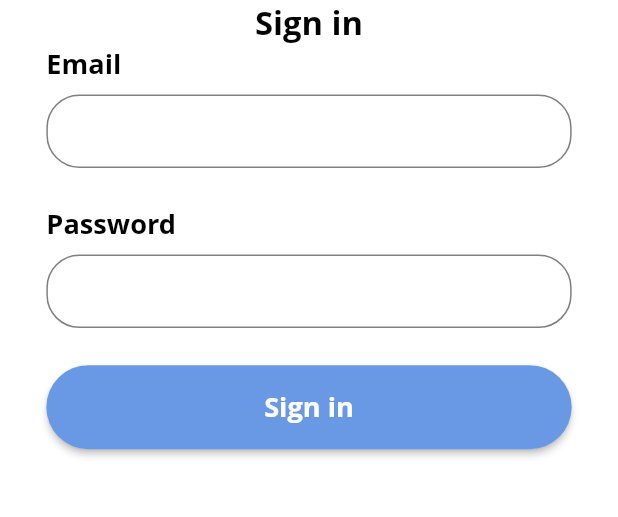
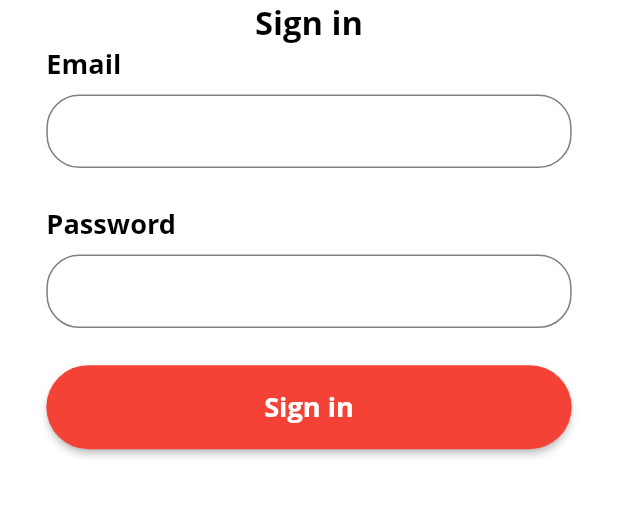
Before and after one commit to flutter-devs/Flutter-BlocArchitecture, a Flutter app: the screen it shows after launch, on a phone screen of 412 x 824 dp, the part 309-826 px from its top. Run offline on Flutter 3.47's test engine with Material 2 defaults, Android fonts, the phone set to English and light mode, and no system bars; our stand-ins replace bloc, dio, flutter_bloc, fluttertoast, get_it, logger and 2 more; generated files the repository leaves out were written again.

```diff
--- a/lib/main.dart
+++ b/lib/main.dart
@@ -5,10 +5,7 @@ import 'package:flutter_bloc_architecture/src/di/app_config.dart';
 import 'package:flutter_bloc_architecture/src/my_app.dart';
 
 void main() {
-
-  /*Called whenever an [event] is `added` to any [bloc] with the given [bloc] and [event].
- A great spot to add universal logging/analytics.*/
-  BlocSupervisor.delegate = SimpleBlocDelegate();
+  Bloc.observer = SimpleBlocDelegate();
   setupAppConfig();
   runApp(MyApp());
 }
--- /dev/null
+++ b/lib/src/bloc/bottom_nav/bottom_nav_cubit.dart
@@ -0,0 +1,9 @@
+import 'package:bloc/bloc.dart';
+
+class BottomNavCubit extends Cubit<int> {
+  BottomNavCubit() : super(0);
+
+  void selectTab(int index) {
+    emit(index);
+  }
+}
--- /dev/null
+++ b/lib/src/bloc/bottom_nav/checkbox_cubit.dart
@@ -0,0 +1,8 @@
+import 'package:bloc/bloc.dart';
+
+class CheckboxCubit extends Cubit<bool> {
+  CheckboxCubit() : super(false);
+  void selectCheckBox(bool value) {
+    emit(value);
+  }
+}
--- a/lib/src/bloc/login/login_bloc.dart
+++ b/lib/src/bloc/login/login_bloc.dart
@@ -1,5 +1,6 @@
 import 'package:bloc/bloc.dart';
 import 'package:flutter/material.dart';
+import 'package:flutter_bloc_architecture/src/di/app_config.dart';
 import 'package:flutter_bloc_architecture/src/models/network_data_models/login/response/login_response.dart';
 import 'package:flutter_bloc_architecture/src/network/repository/api_repository.dart';
 import 'package:flutter_bloc_architecture/src/utils/helper.dart';
@@ -8,10 +9,9 @@ import 'package:flutter_bloc_architecture/src/utils/validator.dart';
 import 'login.dart';
 
 class LoginBloc extends Bloc<LoginEvent, LoginState> {
-  final ApiRepository apiRepository;
   final Validator validator = Validator();
 
-  LoginBloc({@required this.apiRepository});
+  LoginBloc() : super(UserUnavailable());
 
   @override
   LoginState get initialState => UserUnavailable();
@@ -21,7 +21,7 @@ class LoginBloc extends Bloc<LoginEvent, LoginState> {
     if (event is SignInUser) {
       yield LoginLoading();
       try {
-        LoginResponse loginResponse = await apiRepository.login(
+        LoginResponse loginResponse = await appConfig<ApiRepository>().login(
           email: event.email,
           password: event.password,
         );
@@ -49,7 +49,6 @@ class LoginBloc extends Bloc<LoginEvent, LoginState> {
       );
     }
   }
-
   bool _isEmailValid(String email) {
     return validator.validateEmail(email);
   }
--- a/lib/src/constants/string_constant.dart
+++ b/lib/src/constants/string_constant.dart
@@ -19,6 +19,9 @@ class StringConstant {
   static const String no = 'No';
   static const String yes = 'Yes';
   static const String ok = 'Ok';
+  static const String home = 'Home';
+  static const String help = 'Self Help';
+  static const String profile = 'Profile';
   static const String please_enter_email_address = "Please enter email address";
 
   static const String please_check_internet_connectivity =
--- a/lib/src/my_app.dart
+++ b/lib/src/my_app.dart
@@ -1,33 +1,41 @@
+
 import 'package:flutter/material.dart';
 import 'package:flutter_bloc/flutter_bloc.dart';
-import 'package:flutter_bloc_architecture/src/bloc/login/login_bloc.dart';
+import 'package:flutter_bloc_architecture/src/bloc/bottom_nav/checkbox_cubit.dart';
 import 'package:flutter_bloc_architecture/src/constants/string_constant.dart';
-import 'package:flutter_bloc_architecture/src/di/app_config.dart';
 import 'package:flutter_bloc_architecture/src/network/repository/api_repository.dart';
 import 'package:flutter_bloc_architecture/src/resources/app_theme.dart';
-import 'package:flutter_bloc_architecture/src/ui/screens/splash/splash_screen.dart';
 import 'package:flutter_bloc_architecture/src/utils/navigation_service.dart';
-import 'package:flutter_bloc_architecture/src/utils/router.dart';
+import 'package:flutter_bloc_architecture/src/utils/screen_router.dart';
+
+import 'bloc/bottom_nav/bottom_nav_cubit.dart';
+import 'bloc/login/login_bloc.dart';
+import 'di/app_config.dart';
+import 'ui/screens/splash/splash_screen.dart';
+
 class MyApp extends StatelessWidget {
   @override
   Widget build(BuildContext context) {
-    final apiRepository = ApiRepository();
-    //login bloc
     return MultiBlocProvider(
         providers: [
           BlocProvider<LoginBloc>(
             create: (context) {
               return LoginBloc(
-                apiRepository: apiRepository,
               );
             },
+          ),
+          BlocProvider<BottomNavCubit>(
+            create: (context) => BottomNavCubit(),
+          ),
+          BlocProvider<CheckboxCubit>(
+            create: (context) => CheckboxCubit(),
           ),
         ],
         child: MaterialApp(
             title: StringConstant.app_name,
             theme: AppTheme.appTheme(),
             navigatorKey: appConfig<NavigationService>().navigatorKey,
-            onGenerateRoute: Router.generateRoute,
+            onGenerateRoute: ScreenRouter.generateRoute,
             debugShowCheckedModeBanner: false,
             home: SplashScreen()));
   }
--- a/lib/src/resources/app_theme.dart
+++ b/lib/src/resources/app_theme.dart
@@ -4,20 +4,12 @@ import 'package:flutter_bloc_architecture/src/resources/app_colors.dart';
 class AppTheme {
   static ThemeData appTheme() {
     return ThemeData(
-        primaryColor: AppColors.primaryColor,
-        backgroundColor: AppColors.white,
-        cardColor: AppColors.cardWhite,
-        accentColor: AppColors.primaryColor,
-        dividerColor: AppColors.dividerColor,
+        primaryColor: Colors.red,
+        backgroundColor: Colors.red,
         textTheme: TextTheme(
             title: TextStyle(color: AppColors.black),
             caption: TextStyle(color: AppColors.white)),
         brightness: Brightness.light,
-        appBarTheme: AppBarTheme(
-            color: AppColors.white,
-            brightness: Brightness.light,
-            iconTheme: IconThemeData(color: AppColors.black)),
-        snackBarTheme:
-            SnackBarThemeData(backgroundColor: AppColors.primaryColor));
+       );
   }
 }
--- a/lib/src/utils/router.dart
+++ b/lib/src/utils/screen_router.dart
@@ -4,7 +4,7 @@ import 'package:flutter_bloc_architecture/src/ui/screens/home/home_screen.dart';
 import 'package:flutter_bloc_architecture/src/ui/screens/login/login_screen.dart';
 import 'package:flutter_bloc_architecture/src/ui/screens/splash/splash_screen.dart';
 
-class Router {
+class ScreenRouter {
   static Route<dynamic> generateRoute(RouteSettings settings) {
     switch (settings.name) {
       case PageRouteConstants.home_screen:
--- a/pubspec.yaml
+++ b/pubspec.yaml
@@ -24,7 +24,7 @@ dependencies:
     sdk: flutter
   flutter_cupertino_localizations: ^1.0.1
 
-  flutter_bloc: 3.2.0
+  flutter_bloc: ^6.1.2
   intl: ^0.16.0
   path_provider: ^1.1.0
   progress_dialog: 1.2.1
```
Also changed, not shown: lib/src/bloc_delegate/simple_bloc_delegate.dart (+12 -12 lines), lib/src/ui/screens/home/home_screen.dart (+45 -6 lines), lib/src/ui/screens/login/login_screen.dart (+5 -2 lines), lib/src/network/api_client/api_rest_client.g.dart, pubspec.lock.
